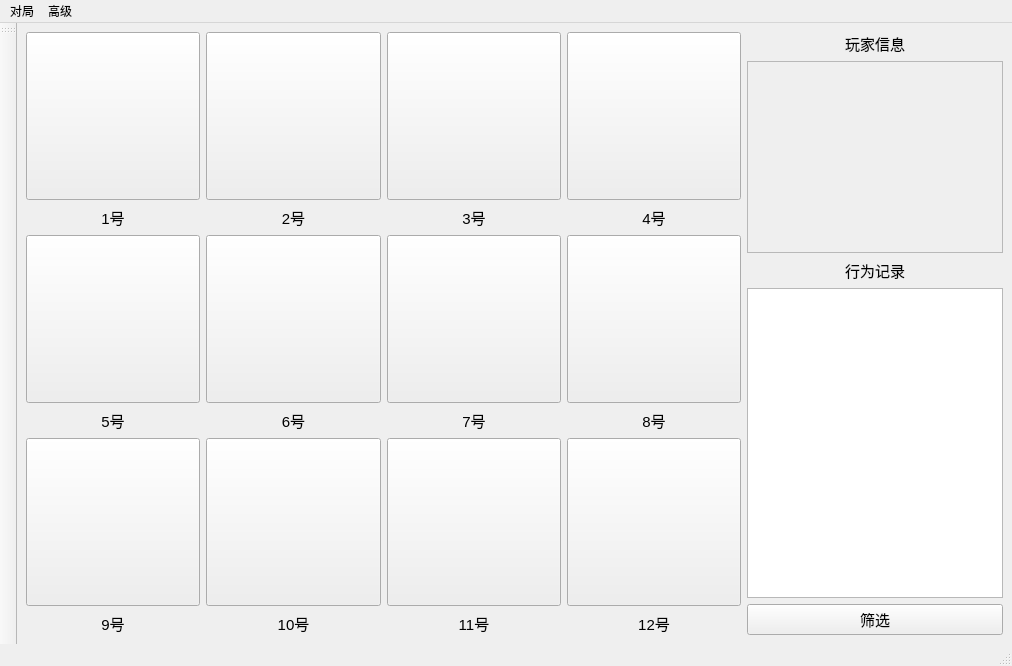
This is gui/main_window.ui in Remalloc/werewolf as Qt 5 draws it before an edit. The edited form follows.
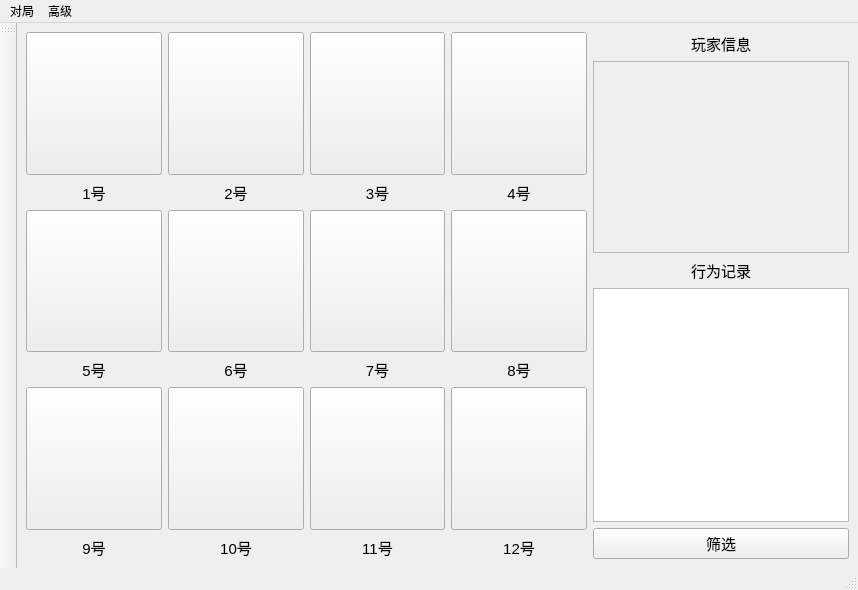
This is the edited form. Icons and pictures are not drawn.

Diff of the .ui file:
```diff
--- a/gui/main_window.ui
+++ b/gui/main_window.ui
@@ -6,8 +6,8 @@
    <rect>
     <x>0</x>
     <y>0</y>
-    <width>1012</width>
-    <height>666</height>
+    <width>858</width>
+    <height>590</height>
    </rect>
   </property>
   <property name="windowTitle">
@@ -487,7 +487,7 @@
       <item>
        <widget class="QLabel" name="infoLabel">
         <property name="sizePolicy">
-         <sizepolicy hsizetype="Minimum" vsizetype="Preferred">
+         <sizepolicy hsizetype="Minimum" vsizetype="Minimum">
           <horstretch>0</horstretch>
           <verstretch>0</verstretch>
          </sizepolicy>
@@ -526,7 +526,7 @@
       <item>
        <widget class="QLabel" name="recordLabel">
         <property name="sizePolicy">
-         <sizepolicy hsizetype="Minimum" vsizetype="Preferred">
+         <sizepolicy hsizetype="Minimum" vsizetype="Minimum">
           <horstretch>0</horstretch>
           <verstretch>0</verstretch>
          </sizepolicy>
@@ -585,7 +585,7 @@
     <rect>
      <x>0</x>
      <y>0</y>
-     <width>1012</width>
+     <width>858</width>
      <height>26</height>
     </rect>
    </property>
```
Left out of the diff: 15 changed lines with no effect on the pictures.
